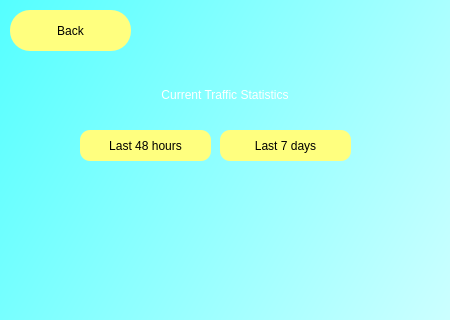
Old version of the form Native_App/trafficgraph.ui in the repository EzLeong/testing; both pictures show x 0 to 450 and y 0 to 320 of the 450 by 800 pixel window.
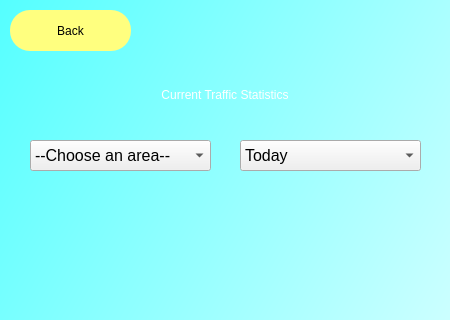
New version of the form. Custom widgets are drawn as their Qt base class.

What changed in the file:
```diff
--- a/Native_App/trafficgraph.ui
+++ b/Native_App/trafficgraph.ui
@@ -62,41 +62,96 @@
 border-radius:20px;</string>
      </property>
     </widget>
-    <widget class="QPushButton" name="l7d">
+    <widget class="QComboBox" name="daysbox">
      <property name="geometry">
       <rect>
-       <x>220</x>
-       <y>130</y>
-       <width>131</width>
+       <x>240</x>
+       <y>140</y>
+       <width>181</width>
        <height>31</height>
       </rect>
      </property>
-     <property name="styleSheet">
-      <string notr="true">border-radius:10px;
-font: 11pt &quot;MS Shell Dlg 2&quot;;
-background-color: rgb(255, 255, 127);</string>
+     <property name="font">
+      <font>
+       <pointsize>12</pointsize>
+      </font>
      </property>
-     <property name="text">
-      <string>Last 7 days</string>
+     <property name="layoutDirection">
+      <enum>Qt::LeftToRight</enum>
      </property>
+     <item>
+      <property name="text">
+       <string>Today</string>
+      </property>
+     </item>
+     <item>
+      <property name="text">
+       <string>1 day ago</string>
+      </property>
+     </item>
+     <item>
+      <property name="text">
+       <string>2 days ago</string>
+      </property>
+     </item>
+     <item>
+      <property name="text">
+       <string>3 days ago</string>
+      </property>
+     </item>
+     <item>
+      <property name="text">
+       <string>4 days ago</string>
+      </property>
+     </item>
+     <item>
+      <property name="text">
+       <string>5 days ago</string>
+      </property>
+     </item>
+     <item>
+      <property name="text">
+       <string>6 days ago</string>
+      </property>
+     </item>
     </widget>
-    <widget class="QPushButton" name="l7d_2">
+    <widget class="QComboBox" name="areabox">
      <property name="geometry">
       <rect>
-       <x>80</x>
-       <y>130</y>
-       <width>131</width>
+       <x>30</x>
+       <y>140</y>
+       <width>181</width>
        <height>31</height>
       </rect>
      </property>
-     <property name="styleSheet">
-      <string notr="true">border-radius:10px;
-font: 11pt &quot;MS Shell Dlg 2&quot;;
-background-color: rgb(255, 255, 127);</string>
+     <property name="font">
+      <font>
+       <pointsize>12</pointsize>
+      </font>
      </property>
-     <property name="text">
-      <string>Last 48 hours</string>
+     <property name="layoutDirection">
+      <enum>Qt::LeftToRight</enum>
      </property>
+     <item>
+      <property name="text">
+       <string>--Choose an area--</string>
+      </property>
+     </item>
+     <item>
+      <property name="text">
+       <string>Jalan Templer</string>
+      </property>
+     </item>
+     <item>
+      <property name="text">
+       <string>Jalan Gasing</string>
+      </property>
+     </item>
+     <item>
+      <property name="text">
+       <string>Jalan PJ</string>
+      </property>
+     </item>
     </widget>
    </widget>
    <widget class="QPushButton" name="backb">
```
